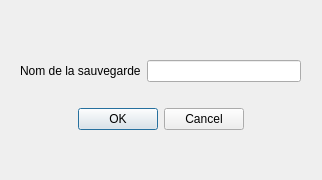
First picture: the form in Save.ui, repository CDZo/Project-Takuzu, before the edit.
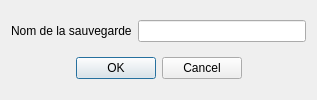
Second picture: the form after the edit.

```diff
--- a/Save.ui
+++ b/Save.ui
@@ -6,33 +6,30 @@
    <rect>
     <x>0</x>
     <y>0</y>
-    <width>322</width>
-    <height>180</height>
+    <width>317</width>
+    <height>100</height>
    </rect>
   </property>
+  <property name="sizePolicy">
+   <sizepolicy hsizetype="Minimum" vsizetype="Maximum">
+    <horstretch>0</horstretch>
+    <verstretch>0</verstretch>
+   </sizepolicy>
+  </property>
   <property name="minimumSize">
    <size>
-    <width>322</width>
-    <height>180</height>
+    <width>317</width>
+    <height>100</height>
    </size>
   </property>
   <property name="maximumSize">
    <size>
-    <width>322</width>
-    <height>180</height>
+    <width>541</width>
+    <height>100</height>
    </size>
   </property>
   <property name="windowTitle">
-   <string>Dialog</string>
-  </property>
-  <widget class="QWidget" name="">
-   <property name="geometry">
-    <rect>
-     <x>20</x>
-     <y>40</y>
-     <width>281</width>
-     <height>111</height>
-    </rect>
+   <string>Sauvegarde</string>
    </property>
    <layout class="QGridLayout" name="gridLayout">
     <item row="0" column="0">
@@ -60,7 +57,6 @@
     </item>
    </layout>
   </widget>
- </widget>
  <resources/>
  <connections>
   <connection>
```
Left out of the diff: 35 changed lines with no effect on the pictures. Lines whose indentation alone changed are shown as unchanged.
